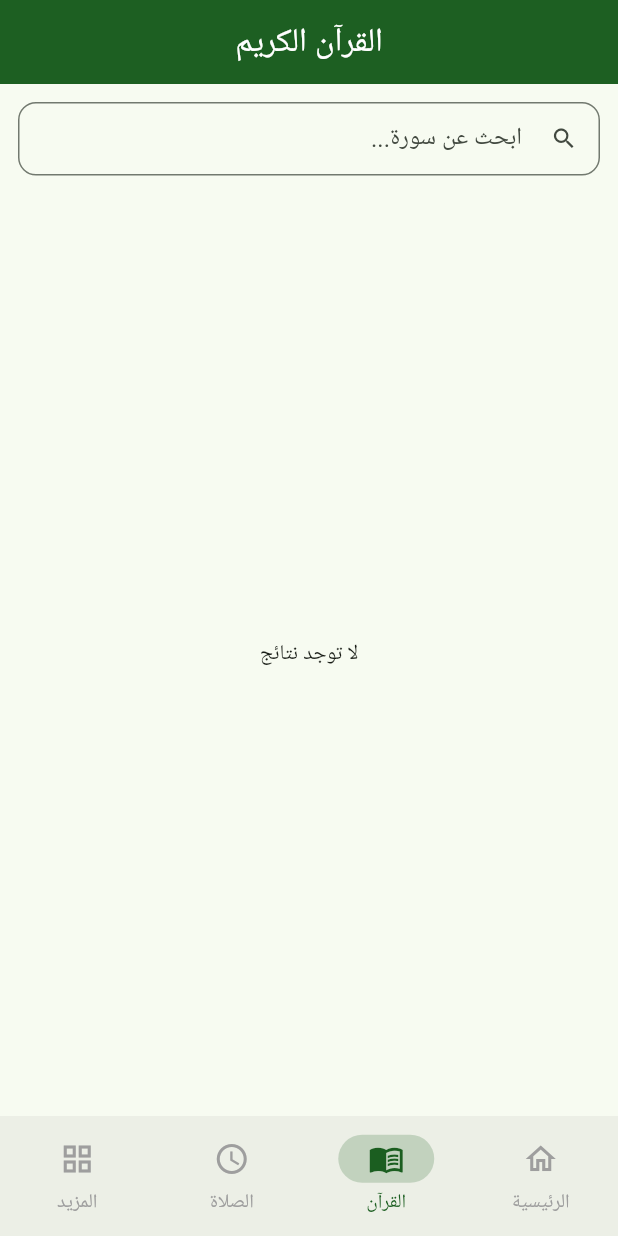
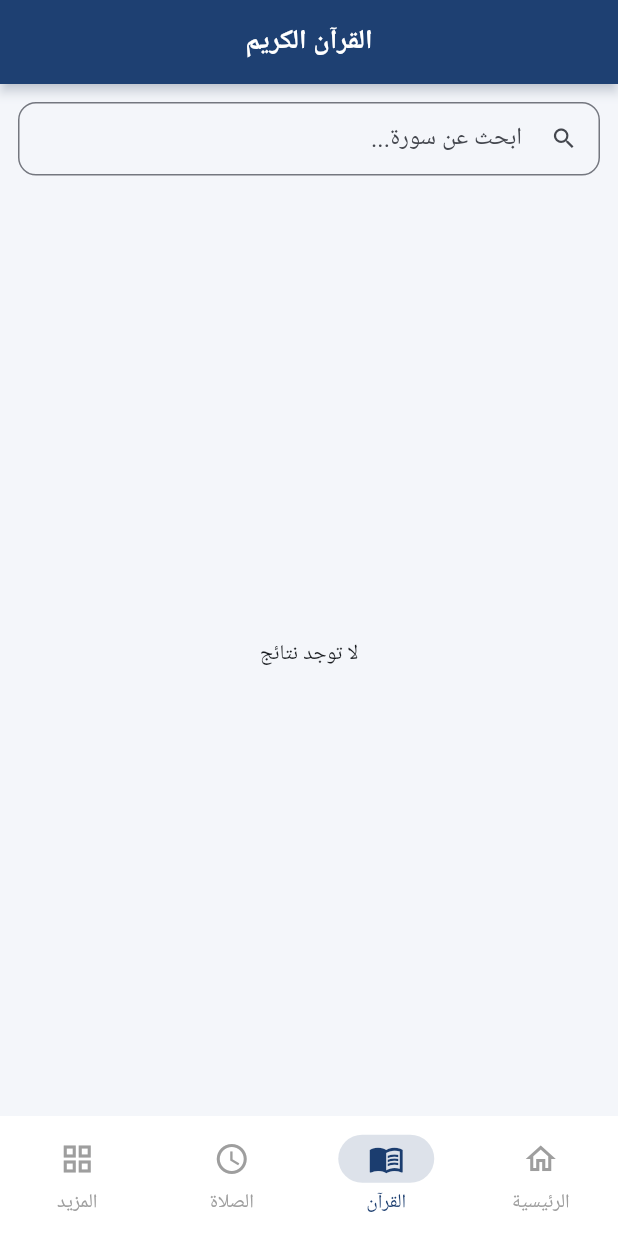
Before and after one commit to ahmedjhadalinajafi-droid/as, a Flutter app: the screen it shows after launch, item 2 of the bottom bar chosen, on a phone screen of 412 x 824 dp. Run offline on Flutter 3.47's test engine with Material 3 defaults, Android fonts, the phone set to English and light mode, and no system bars; our stand-ins replace cached_network_image, cloud_firestore, firebase_core, firebase_messaging, firebase_storage, flutter_compass and 6 more; missing offline and left inert: audio_session, home_widget; accounts and stored records are empty; Roboto replaces fonts that are missing (ScheherazadeNew).

Commit message:
Apply logo colors: navy #1B3D6F + gold #C9A843 throughout theme
Replaces green with the mosque logo's navy blue as primary color and
gold as the accent/secondary. Adds gold gradient divider under the
location text on the home page to match the logo's decorative line.

https://claude.ai/code/session_01Qdo7CEHy6RoCeq2zJdttqP

```diff
--- a/lib/main.dart
+++ b/lib/main.dart
@@ -89,40 +89,72 @@ class MasjidApp extends StatelessWidget {
   }
 
   ThemeData _buildTheme(Brightness brightness) {
-    const green = Color(0xFF1B5E20);
+    // Logo colors: navy blue + gold accent
+    const navy = Color(0xFF1B3D6F);
+    const gold = Color(0xFFC9A843);
+    final isDark = brightness == Brightness.dark;
+
     return ThemeData(
       useMaterial3: true,
       brightness: brightness,
       colorScheme: ColorScheme.fromSeed(
-        seedColor: green,
+        seedColor: navy,
         brightness: brightness,
+        primary: navy,
+        secondary: gold,
+        tertiary: gold,
       ),
       fontFamily: 'ScheherazadeNew',
-      appBarTheme: const AppBarTheme(
+      appBarTheme: AppBarTheme(
         centerTitle: true,
-        backgroundColor: green,
+        backgroundColor: navy,
         foregroundColor: Colors.white,
+        elevation: 3,
+        shadowColor: navy.withOpacity(0.4),
+        titleTextStyle: const TextStyle(
+          fontFamily: 'ScheherazadeNew',
+          fontSize: 18,
+          fontWeight: FontWeight.bold,
+          color: Colors.white,
+        ),
+      ),
+      cardTheme: CardThemeData(
         elevation: 2,
+        shape: RoundedRectangleBorder(
+          borderRadius: BorderRadius.circular(14),
+        ),
+      ),
+      elevatedButtonTheme: ElevatedButtonThemeData(
+        style: ElevatedButton.styleFrom(
+          backgroundColor: navy,
+          foregroundColor: Colors.white,
+          shape: RoundedRectangleBorder(
+              borderRadius: BorderRadius.circular(12)),
+        ),
+      ),
+      floatingActionButtonTheme: const FloatingActionButtonThemeData(
+        backgroundColor: gold,
+        foregroundColor: Colors.white,
       ),
       navigationBarTheme: NavigationBarThemeData(
-        indicatorColor: green.withOpacity(0.2),
+        backgroundColor: isDark ? const Color(0xFF0D1B2E) : Colors.white,
+        indicatorColor: navy.withOpacity(0.15),
         iconTheme: WidgetStateProperty.resolveWith(
           (states) => IconThemeData(
-            color: states.contains(WidgetState.selected)
-                ? green
-                : Colors.grey,
+            color: states.contains(WidgetState.selected) ? navy : Colors.grey,
           ),
         ),
         labelTextStyle: WidgetStateProperty.resolveWith(
           (states) => TextStyle(
-            color: states.contains(WidgetState.selected)
-                ? green
-                : Colors.grey,
+            color: states.contains(WidgetState.selected) ? navy : Colors.grey,
             fontFamily: 'ScheherazadeNew',
             fontSize: 13,
           ),
         ),
       ),
+      scaffoldBackgroundColor:
+          isDark ? const Color(0xFF0A1628) : const Color(0xFFF4F6FA),
+      dividerColor: navy.withOpacity(0.12),
     );
   }
 }
@@ -357,7 +389,21 @@ class _HomePageState extends State<HomePage> {
             Center(
               child: Text(
                 'بغداد - المنصور',
-                style: TextStyle(fontSize: 16, color: cs.secondary),
+                style: TextStyle(fontSize: 15, color: cs.secondary),
+              ),
+            ),
+            const SizedBox(height: 6),
+            // Gold divider — matches logo
+            Center(
+              child: Container(
+                width: 120,
+                height: 3,
+                decoration: BoxDecoration(
+                  gradient: const LinearGradient(
+                    colors: [Colors.transparent, Color(0xFFC9A843), Colors.transparent],
+                  ),
+                  borderRadius: BorderRadius.circular(2),
+                ),
               ),
             ),
             const SizedBox(height: 20),
@@ -365,7 +411,7 @@ class _HomePageState extends State<HomePage> {
             // Next prayer card
             if (_nextPrayer.isNotEmpty)
               Card(
-                color: cs.primary,
+                color: const Color(0xFF1B3D6F),
                 shape: RoundedRectangleBorder(
                     borderRadius: BorderRadius.circular(16)),
                 child: Padding(
```
